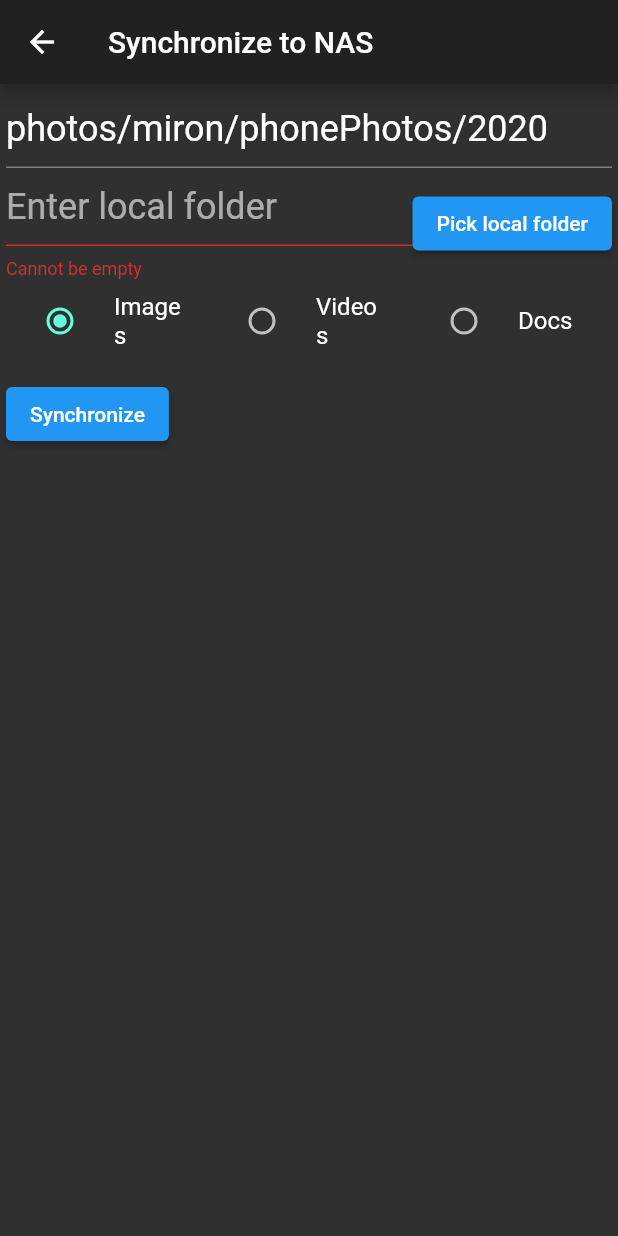
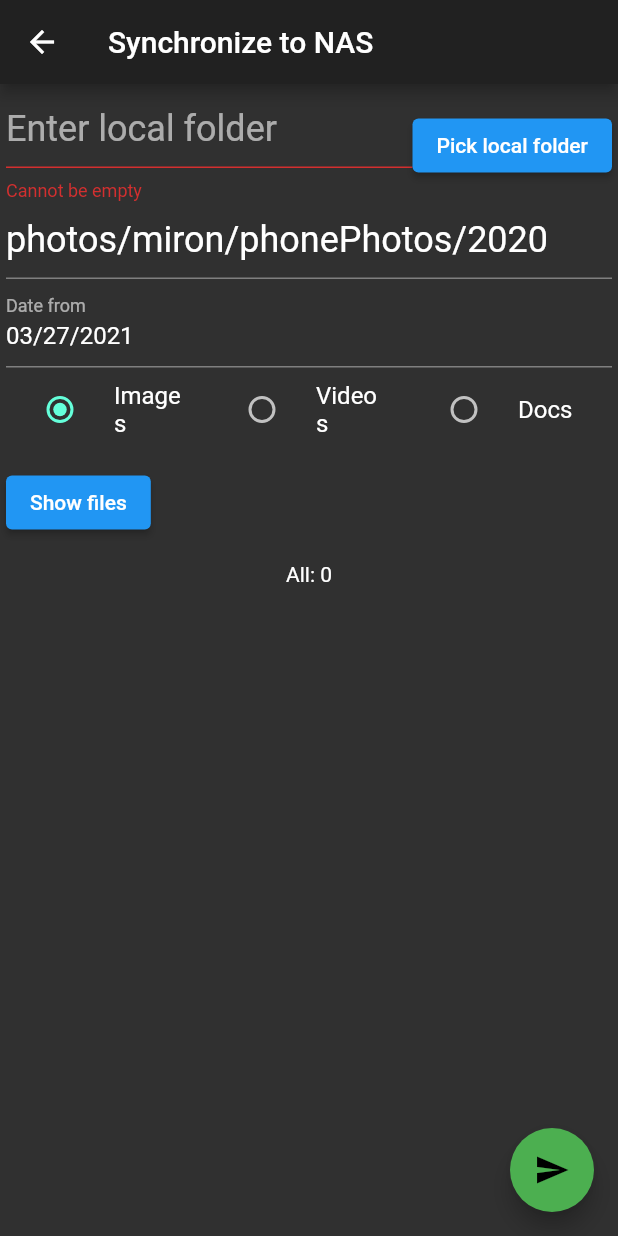
Before and after one commit to karlovjan/iothub-flutter, a Flutter app: the NASSyncMainPage screen opened by its route, on a phone screen of 412 x 824 dp. Run offline on Flutter 3.47's test engine with Material 2 defaults, Android fonts, the phone set to English and light mode, and no system bars; our stand-ins replace charts_flutter, cloud_firestore, dio, file_picker, firebase_auth, firebase_core and 2 more; accounts and stored records are empty; statements that could not run were skipped; project files that could hold a hidden picture were left out.

Commit message:
upload prepsani an dio, uprava gui

```diff
--- a/lib/src/ui/exceptions/error_handler.dart
+++ b/lib/src/ui/exceptions/error_handler.dart
@@ -41,7 +41,10 @@ class ErrorHandler {
     );
   }
 
-  static void showErrorDialog(BuildContext context, dynamic error) {
+  static void showErrorDialog(BuildContext context, dynamic error, [bool dismissView = false]) {
+    if (dismissView) {
+      Navigator.of(context).pop();
+    }
     showDialog<AlertDialog>(
       context: context,
       builder: (context) {
--- a/lib/src/ui/pages/nas/nas_sync_page.dart
+++ b/lib/src/ui/pages/nas/nas_sync_page.dart
@@ -40,6 +40,7 @@ class _SyncPathEditFormState extends State<NASSyncMainPage> {
   final _formKey = GlobalKey<FormState>();
   final _localFolderPathTextFieldController = TextEditingController();
   var _fileTypeForSync = FileTypeForSync.image;
+  var _selectedDate = DateTime.now();
 
   // Here we use a StatefulWidget to hold local fields _nasFolder and _localFolder
   String _nasFolder;
@@ -114,9 +115,7 @@ class _SyncPathEditFormState extends State<NASSyncMainPage> {
         child: Column(
           crossAxisAlignment: CrossAxisAlignment.start,
           children: [
-            SizedBox(
-              height: 260,
-            child: Form(
+            Form(
               key: _formKey,
               autovalidateMode: AutovalidateMode.always,
               onWillPop: () {
@@ -125,20 +124,6 @@ class _SyncPathEditFormState extends State<NASSyncMainPage> {
               child: Column(
                 crossAxisAlignment: CrossAxisAlignment.start,
                 children: [
-                  TextFormField(
-                    key: Key('__NASFolderField'),
-                    // initialValue: '/home/mbaros/Pictures/test',
-                    // initialValue: 'films',
-                    initialValue: 'photos/miron/phonePhotos/2020',
-                    //photos/miron/phoneVideos
-                    //photos/miron/whatsapp/2020_photos
-                    //photos/miron/whatsapp/2020_video
-                    autofocus: false,
-                    style: Theme.of(context).textTheme.headline5,
-                    decoration: InputDecoration(hintText: 'Enter NAS folder'),
-                    validator: (val) => val.trim().isEmpty ? 'Cannot be empty' : null,
-                    onSaved: (value) => _nasFolder = value,
-                  ),
                   Row(
                     children: [
                       Expanded(
@@ -167,6 +152,28 @@ class _SyncPathEditFormState extends State<NASSyncMainPage> {
                       ),
                     ],
                   ),
+                  TextFormField(
+                    key: Key('__NASFolderField'),
+                    // initialValue: '/home/mbaros/Pictures/test',
+                    // initialValue: 'films',
+                    initialValue: 'photos/miron/phonePhotos/2020',
+                    //photos/miron/phoneVideos
+                    //photos/miron/whatsapp/2020_photos
+                    //photos/miron/whatsapp/2020_video
+                    autofocus: false,
+                    style: Theme.of(context).textTheme.headline5,
+                    decoration: InputDecoration(hintText: 'Enter NAS folder'),
+                    validator: (val) => val.trim().isEmpty ? 'Cannot be empty' : null,
+                    onSaved: (value) => _nasFolder = value,
+                  ),
+                  InputDatePickerFormField(
+                    firstDate: DateTime(2020, 12),
+                    lastDate: DateTime.now(),
+                    fieldHintText: 'date from',
+                    fieldLabelText: 'Date from',
+                    initialDate: _selectedDate,
+                    onDateSaved: (value) => _selectedDate = value,
+                  ),
                   createRadiobuttonFileTypeList(),
                   Padding(
                     padding: const EdgeInsets.symmetric(vertical: 16.0),
@@ -178,31 +185,31 @@ class _SyncPathEditFormState extends State<NASSyncMainPage> {
 
                           nasFileSyncState.state.initSync();
 
-                          CommonDataLoadingIndicator();
                           try {
-
-
-                            await nasFileSyncState.setState((s) async => {
-
+                            await nasFileSyncState.setState(
+                                (s) async => {
                                       s.transferringFileList = await nasFileSyncState.state.getFilesForSynchronization(
-                                _localFolderPathTextFieldController.value.text, _nasFolder, _fileTypeForSync)
-
+                                          _localFolderPathTextFieldController.value.text,
+                                          _nasFolder,
+                                          _fileTypeForSync,
+                                          _selectedDate)
                                     },
                                 shouldAwait: true,
-                            onError: ErrorHandler.showErrorDialog);
+                                onError: (context, error) => ErrorHandler.showErrorDialog(context, error, true));
                           } catch (e) {
+                            //TODO neobjevi se okno s chybou, zustava data loader
+                            Navigator.of(context).pop(); //dismiss data loader
                             ErrorHandler.showErrorDialog(context, e);
                           }
                         }
                       },
-                      child: Text('Synchronize'),
+                      child: Text('Show files'),
                     ),
                   ),
                 ],
               ),
             ),
-            ),
-            Flexible(
+            Expanded(
               child: nasFileSyncState.whenRebuilderOr(
                 onIdle: () => Text('No transferred file'),
                 onWaiting: () => CommonDataLoadingIndicator(),
@@ -211,17 +218,36 @@ class _SyncPathEditFormState extends State<NASSyncMainPage> {
 
                   return Text('${e}');
                 },
-                builder: () => _showImagesToTransfer(context, nasFileSyncState.state.transferringFileList),
+                builder: () {
+                  switch (_fileTypeForSync) {
+                    case FileTypeForSync.image:
+                      return _showImagesToTransfer(context, nasFileSyncState.state.transferringFileList);
+                    default:
+                      return showFileAsText(context, nasFileSyncState.state.transferringFileList);
+                  }
+                  ;
+                },
               ),
             ),
           ],
         ),
       ),
+      floatingActionButton: FloatingActionButton(
+        onPressed: () {
+          //TODO Add your onPressed code here!
+        },
+        child: const Icon(Icons.send),
+        backgroundColor: Colors.green,
+      ),
     );
   }
 
   Widget _showImagesToTransfer(BuildContext context, List<File> transferringFileList) {
-    return GridView.count(
+    return Column(
+      children: [
+        Text('All: ${transferringFileList.length}'),
+        Expanded(
+          child: GridView.count(
             primary: false,
             padding: const EdgeInsets.all(4),
             crossAxisSpacing: 4,
@@ -229,6 +255,9 @@ class _SyncPathEditFormState extends State<NASSyncMainPage> {
             crossAxisCount: 4,
             shrinkWrap: true,
             children: transferringFileList.take(25).map((imgFile) => _createThumbnail(context, imgFile)).toList(),
+          ),
+        ),
+      ],
     );
   }
 
@@ -239,12 +268,13 @@ class _SyncPathEditFormState extends State<NASSyncMainPage> {
       fit: BoxFit.cover,
       width: 120.0,
       height: 120.0,
-      onImageError: (exception, stackTrace) => { },
+      onImageError: (exception, stackTrace) => {},
       child: InkWell(
         splashColor: Colors.blueGrey,
         onTap: () {
           ScaffoldMessenger.of(context).hideCurrentSnackBar();
-          ScaffoldMessenger.of(context).showSnackBar(SnackBar(
+          ScaffoldMessenger.of(context).showSnackBar(
+            SnackBar(
               backgroundColor: Theme.of(context).backgroundColor,
               padding: EdgeInsets.only(left: 10, right: 10),
               action: SnackBarAction(
@@ -252,7 +282,8 @@ class _SyncPathEditFormState extends State<NASSyncMainPage> {
                 onPressed: () async {
                   await nasFileSyncState.setState((s) => s.transferringFileList.remove(imgFile));
                   ScaffoldMessenger.of(context).hideCurrentSnackBar();
-                ScaffoldMessenger.of(context).showSnackBar(SnackBar(
+                  ScaffoldMessenger.of(context).showSnackBar(
+                    SnackBar(
                       backgroundColor: Theme.of(context).backgroundColor,
                       content: const Text('Foto Removed'),
                     ),
@@ -321,4 +352,24 @@ class _SyncPathEditFormState extends State<NASSyncMainPage> {
       ],
     );
   }
+
+  Widget showFileAsText(BuildContext context, List<File> transferringFileList) {
+    return ListView(
+      padding: const EdgeInsets.only(top: 20.0),
+      children: transferringFileList.map((file) => _buildListFileTextItem(context, file)).toList(),
+    );
   }
+
+  Widget _buildListFileTextItem(BuildContext context, File file) {
+    return Padding(
+      key: ValueKey(file.path),
+      padding: const EdgeInsets.symmetric(horizontal: 8.0, vertical: 4.0),
+      child: Column(
+        children: [
+          Text(file.path),
+          Text('${file.lastModifiedSync()}'),
+        ],
+      ),
+    );
+  }
+}
```
Also changed, not shown: lib/src/data_source/http_dio_nas_file_sync_service.dart (+46 -18 lines), lib/src/service/nas_file_sync_state.dart (+29 -12 lines). Lines whose indentation alone changed are shown as unchanged.
